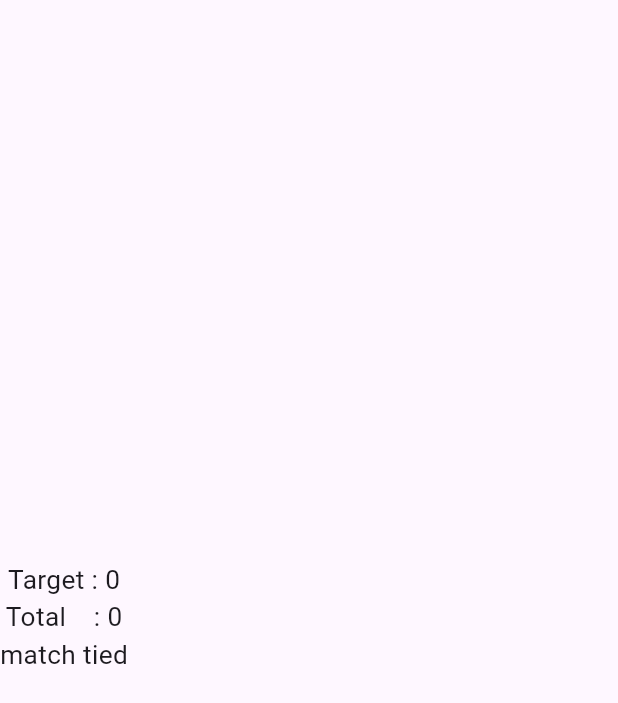
After one commit to Capitalkhan/Cricket-App-In-Flutter, a Flutter app: the WinScreen screen opened by its route, on a phone screen of 412 x 824 dp. The commit adds this screen. Shown: the top 703 px of the screen. Run offline on Flutter 3.47's test engine with Material 3 defaults, Android fonts, the phone set to English and light mode, and no system bars; drawn by our look-alikes of velocity_x.

Commit message:
adding win team screen

```diff
--- a/lib/Screen/chasing_team.dart
+++ b/lib/Screen/chasing_team.dart
@@ -42,9 +42,7 @@ class ChasingTeam extends StatelessWidget {
           ),
           Padding(
             padding: EdgeInsets.all(13),
-            child: teams.winnerChoser()
-                ? Winner()
-                : GridView.builder(
+            child: GridView.builder(
               itemCount: 8,
               scrollDirection: Axis.vertical,
               shrinkWrap: true,
--- a/lib/Screen/toss_screen.dart
+++ b/lib/Screen/toss_screen.dart
@@ -17,7 +17,6 @@ class TossScreen extends StatelessWidget {
   void randomNum() {
     num = Random().nextInt(100);
     UpdateMutation("bat", num);
-
     if (num! % 2 == 0) {
       toss = "${teams.info["team1"].toString()} Win The Toss";
     } else {
--- /dev/null
+++ b/lib/Screen/win_screen.dart
@@ -0,0 +1,32 @@
+import 'package:flutter/material.dart';
+import 'package:velocity_x/velocity_x.dart';
+
+import '../core/store.dart';
+import '../provider/team.dart';
+
+class WinScreen extends StatelessWidget {
+  static final route = "./winScreen";
+  const WinScreen({super.key});
+
+  @override
+  Widget build(BuildContext context) {
+    final TeamsModel teams = (VxState.store as MyStore).teams;
+    return Scaffold(
+      body: Column(
+        mainAxisAlignment: MainAxisAlignment.center,
+        crossAxisAlignment: CrossAxisAlignment.center,
+        children: [
+          "Target : ${teams.target}".text.xl.make(),
+          "Total    : ${teams.info['total']}".text.xl.make(),
+          if(teams.info['total'] != teams.target)
+          teams.info['total'] < teams.target && teams.info['bat'] % 2 == 0
+              ? "${teams.info['team1']} Won the Match".text.xl4.make().centered()
+              : "${teams.info['team2']} Won the Match".text.xl4.make().centered(),
+         if(teams.info['total'] == teams.target)
+          "match tied".text.xl.make(),
+
+        ],
+      ),
+    );
+  }
+}
--- a/lib/main.dart
+++ b/lib/main.dart
@@ -1,6 +1,6 @@
 import 'package:add_drop_product/Screen/chasing_team.dart';
 import 'package:add_drop_product/Screen/play_screen.dart';
-import 'package:add_drop_product/Screen/status.dart';
+import 'package:add_drop_product/Screen/win_screen.dart';
 import 'package:add_drop_product/provider/team.dart';
 import 'package:flutter/material.dart';
 import 'package:provider/provider.dart';
@@ -10,6 +10,7 @@ import './Screen/team_select_screen.dart';
 import './Screen/toss_screen.dart';
 import 'core/store.dart';
 import 'provider/team.dart';
+
 void main() {
   runApp(VxState(store: MyStore(), child: const MyApp()));
 }
@@ -20,13 +21,12 @@ class MyApp extends StatelessWidget {
   @override
   Widget build(BuildContext context) {
     return MaterialApp(
-
       routes: {
         '/': (ctx) => TeamSelection(),
         TossScreen.route: (ctx) => TossScreen(),
         PlayScreen.route: (ctx) => PlayScreen(),
-        StatusGame.route: (ctx) => StatusGame(),
         ChasingTeam.route: (ctx) => ChasingTeam(),
+        WinScreen.route: (ctx) => WinScreen(),
       },
     );
   }
--- a/lib/provider/team.dart
+++ b/lib/provider/team.dart
@@ -70,9 +70,8 @@ class UpdateOverMutation extends VxMutation<MyStore> {
     }
     store?.teams.over += x;
     if (store?.teams.target == 0) {
-      if (store?.teams.info['over'].toString() == store?.teams.over.toStringAsFixed(1)) {
+      if (store?.teams.info['over'].toString() == store?.teams.over.toStringAsFixed(1).toString()) {
         store?.teams.target = store?.teams.info['total'];
-        ResetMutation();
       }
     }
   }
--- a/lib/widget/play_card.dart
+++ b/lib/widget/play_card.dart
@@ -1,7 +1,7 @@
 import 'dart:math';
 
 import 'package:add_drop_product/Screen/chasing_team.dart';
-import 'package:add_drop_product/Screen/status.dart';
+import 'package:add_drop_product/Screen/win_screen.dart';
 import 'package:flutter/material.dart';
 import 'package:provider/provider.dart';
 import 'package:velocity_x/velocity_x.dart';
@@ -62,12 +62,17 @@ class PlayCard extends StatelessWidget {
       builder: (context, __, _) => InkWell(
         onTap: () {
           final TeamsModel teams = (VxState.store as MyStore).teams;
+          activity();
+          if (teams.target != 0) {
 
-          if(teams.target != 0){
-            Navigator.of(context).pushNamed(ChasingTeam.route);
+            if(teams.target <= teams.info["total"] || teams.info['over'] == teams.over){
+              Navigator.of(context).pushNamed(WinScreen.route);
+            }
+            if (teams.flag && teams.info['over'].toString() == teams.over.toStringAsFixed(1).toString()) {
+              ResetMutation();
+              Navigator.of(context).pushNamed(ChasingTeam.route);
+            }
           }
-          activity();
-
         },
         child: Container(
           height: 120,
```
Also changed, not shown: lib/Screen/play_screen.dart (+3 -17 lines), lib/Screen/status.dart (deleted, +0 -20 lines).
